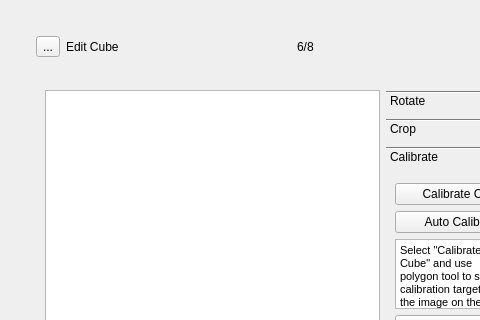
Above: src/skeleton/capture.ui from palimpsest-pursuers/capturing before the change; both pictures show x 0 to 480 and y 0 to 320 of the 598 by 434 pixel window. Below: the same form after it.
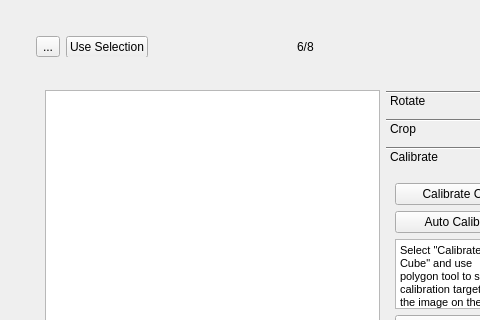
That is the form after the change. The open tabs and pages were chosen to show the change.

The edit to the form file:
```diff
--- a/src/skeleton/capture.ui
+++ b/src/skeleton/capture.ui
@@ -2572,6 +2572,11 @@
                     <property name="text">
                      <string>Edit Cube</string>
                     </property>
+                    <widget class="QPushButton" name="selectionButton">
+                        <property name="text">
+                            <string>Use Selection</string>
+                        </property>
+                    </widget>
                    </widget>
                   </item>
                   <item>
```
